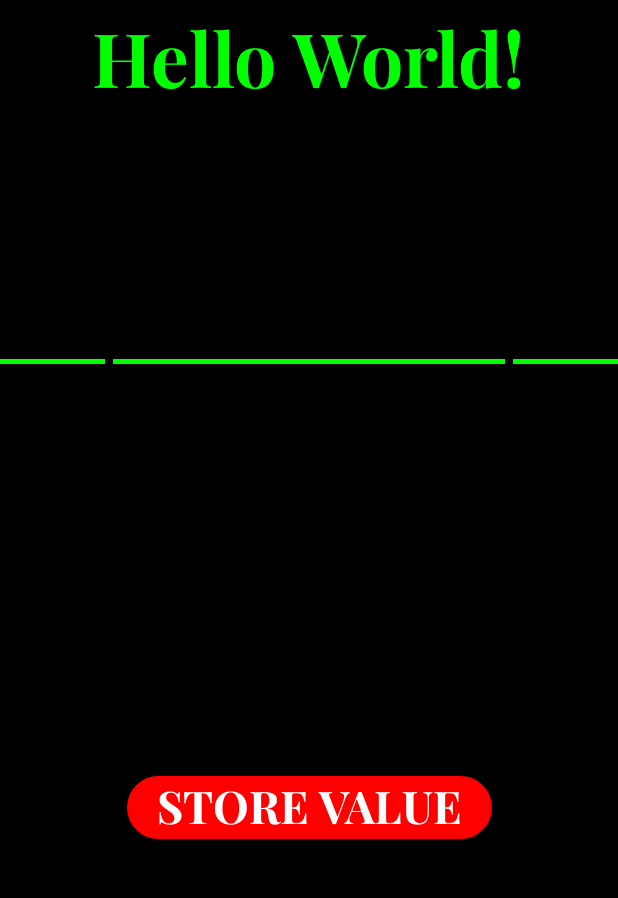
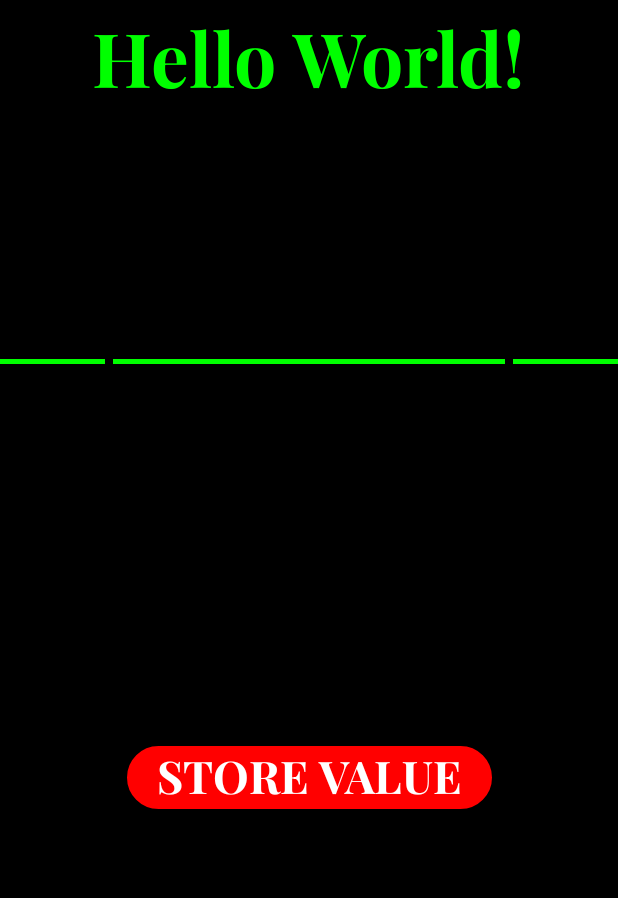
Before and after one commit to David3415/Axelerometr, an Android app: the layout activity_main.xml on its own in the app's theme, with its tools: preview values and no code run, on a phone screen of 412 x 824 dp, the part 257-1155 px from its top. Run offline under Robolectric (Android 15) with nearby library versions, the phone set to English and light mode, and no system bars.

Commit message:
Accelerometr part 6  добавил меню и исправил ориентацию

```diff
--- a/app/src/main/AndroidManifest.xml
+++ b/app/src/main/AndroidManifest.xml
@@ -13,7 +13,7 @@
         android:theme="@style/Theme.Axelerometr"
         tools:targetApi="31">
         <activity
-            android:configChanges="orientation|keyboardHidden|screenSize"
+
             android:name=".MainActivity"
             android:exported="true">
             <intent-filter>
--- a/app/src/main/java/com/example/axelerometr/MainActivity.kt
+++ b/app/src/main/java/com/example/axelerometr/MainActivity.kt
@@ -37,7 +37,7 @@ class MainActivity : AppCompatActivity() {
         supportActionBar?.setDisplayHomeAsUpEnabled(true)
         binding = ActivityMainBinding.inflate(layoutInflater)
         setContentView(binding.root)
-        setRequestedOrientation(ActivityInfo.SCREEN_ORIENTATION_PORTRAIT)
+      //  setRequestedOrientation(ActivityInfo.SCREEN_ORIENTATION_LOCKED)
         sManager = getSystemService(Context.SENSOR_SERVICE) as SensorManager
         val sensorAcc = sManager.getDefaultSensor(Sensor.TYPE_ACCELEROMETER)
         val sensorMf = sManager.getDefaultSensor(Sensor.TYPE_MAGNETIC_FIELD)
@@ -108,7 +108,7 @@ class MainActivity : AppCompatActivity() {
 
     override fun onConfigurationChanged(newConfig: Configuration) {
         super.onConfigurationChanged(newConfig)
-        if (newConfig != null) {
+        /*if (newConfig != null) {
             if (newConfig.orientation == Configuration.ORIENTATION_LANDSCAPE) {
                 degree = values[2] * Constance.RADIAN
                 rotate = 180 + degree
@@ -124,6 +124,6 @@ class MainActivity : AppCompatActivity() {
                 binding.tvSensor.text = (rotate - Constance.R_ANGLE * 3).toString()
                 Toast.makeText(this@MainActivity, "Land", Toast.LENGTH_LONG).show()
             } else Toast.makeText(this@MainActivity, "Port", Toast.LENGTH_LONG).show()
-        }
+        }*/
     }
 }
--- a/app/src/main/res/layout-land/activity_main.xml
+++ b/app/src/main/res/layout-land/activity_main.xml
@@ -13,21 +13,19 @@
         style="@style/TextAppearance.AppCompat.TextStyle2"
         android:layout_width="wrap_content"
         android:layout_height="wrap_content"
-        android:layout_marginTop="100dp"
         android:text="@string/greet"
-        app:layout_constraintBottom_toBottomOf="parent"
         app:layout_constraintEnd_toEndOf="parent"
         app:layout_constraintHorizontal_bias="0.498"
         app:layout_constraintStart_toStartOf="parent"
-        app:layout_constraintTop_toTopOf="parent"
-        app:layout_constraintVertical_bias="0" />
+        app:layout_constraintTop_toBottomOf="@+id/app_name" />
+
     <TextView
         android:id="@+id/app_name"
+        style="@style/TextAppearance.AppCompat.TextStyle1.Title"
         android:layout_width="wrap_content"
         android:layout_height="wrap_content"
+        android:layout_marginTop="30dp"
         android:text="@string/app_name"
-        style="@style/TextAppearance.AppCompat.TextStyle1.Title"
-        app:layout_constraintBottom_toTopOf="@+id/tvSensor"
         app:layout_constraintEnd_toEndOf="parent"
         app:layout_constraintStart_toStartOf="parent"
         app:layout_constraintTop_toTopOf="parent" />
@@ -62,19 +60,21 @@
         app:layout_constraintBottom_toBottomOf="@+id/linearLayout"
         app:layout_constraintEnd_toStartOf="@+id/linearLayout2"
         app:layout_constraintStart_toEndOf="@+id/linearLayout"
-        app:layout_constraintTop_toTopOf="@+id/linearLayout"></LinearLayout>
+        app:layout_constraintTop_toTopOf="@+id/linearLayout"
+        app:layout_constraintVertical_bias="0.53"></LinearLayout>
 
     <android.widget.Button
         android:id="@+id/btnStoreVal"
         style="@style/TextAppearance.AppCompat.TextStyle1"
-        android:layout_width="0dp"
+        android:layout_width="250dp"
         android:layout_height="wrap_content"
         android:layout_marginStart="32dp"
         android:layout_marginEnd="32dp"
-        android:layout_marginBottom="90dp"
+        android:layout_marginBottom="30dp"
         android:background="@drawable/btn_bottom"
+        android:paddingBottom="5dp"
+
         android:text="@string/btn_bottom"
-
         app:layout_constraintBottom_toBottomOf="parent"
         app:layout_constraintEnd_toEndOf="parent"
         app:layout_constraintStart_toStartOf="parent" />
--- a/app/src/main/res/layout/activity_main.xml
+++ b/app/src/main/res/layout/activity_main.xml
@@ -60,7 +60,8 @@
         app:layout_constraintBottom_toBottomOf="@+id/linearLayout"
         app:layout_constraintEnd_toStartOf="@+id/linearLayout2"
         app:layout_constraintStart_toEndOf="@+id/linearLayout"
-        app:layout_constraintTop_toTopOf="@+id/linearLayout"></LinearLayout>
+        app:layout_constraintTop_toTopOf="@+id/linearLayout"
+        app:layout_constraintVertical_bias="0.53"></LinearLayout>
 
     <android.widget.Button
         android:id="@+id/btnStoreVal"
@@ -69,7 +70,7 @@
         android:layout_height="wrap_content"
         android:layout_marginStart="32dp"
         android:layout_marginEnd="32dp"
-        android:layout_marginBottom="90dp"
+        android:layout_marginBottom="110dp"
         android:background="@drawable/btn_bottom"
         android:paddingBottom="5dp"
 
```
